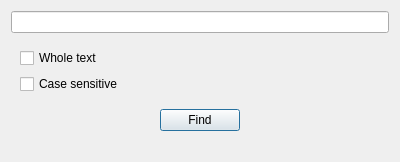
VitalyGladyshev/GB-text-editor, file finddialog.ui: the form before one commit.
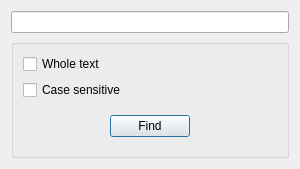
The form after the commit.

```diff
--- a/finddialog.ui
+++ b/finddialog.ui
@@ -6,8 +6,8 @@
    <rect>
     <x>0</x>
     <y>0</y>
-    <width>400</width>
-    <height>162</height>
+    <width>300</width>
+    <height>160</height>
    </rect>
   </property>
   <property name="sizePolicy">
@@ -19,7 +19,7 @@
   <property name="maximumSize">
    <size>
     <width>16777215</width>
-    <height>162</height>
+    <height>160</height>
    </size>
   </property>
   <property name="windowTitle">
@@ -30,7 +30,7 @@
     <widget class="QLineEdit" name="lineEdit"/>
    </item>
    <item>
-    <widget class="QWidget" name="widget" native="true">
+    <widget class="QGroupBox" name="groupBox">
      <property name="sizePolicy">
       <sizepolicy hsizetype="Preferred" vsizetype="Fixed">
        <horstretch>0</horstretch>
```
